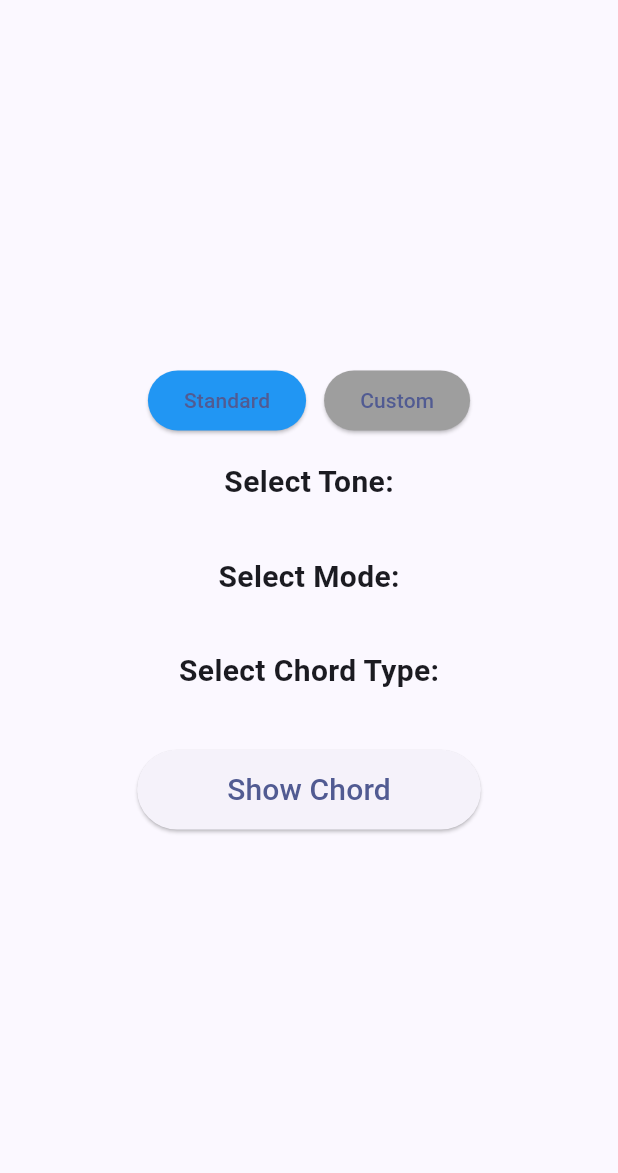
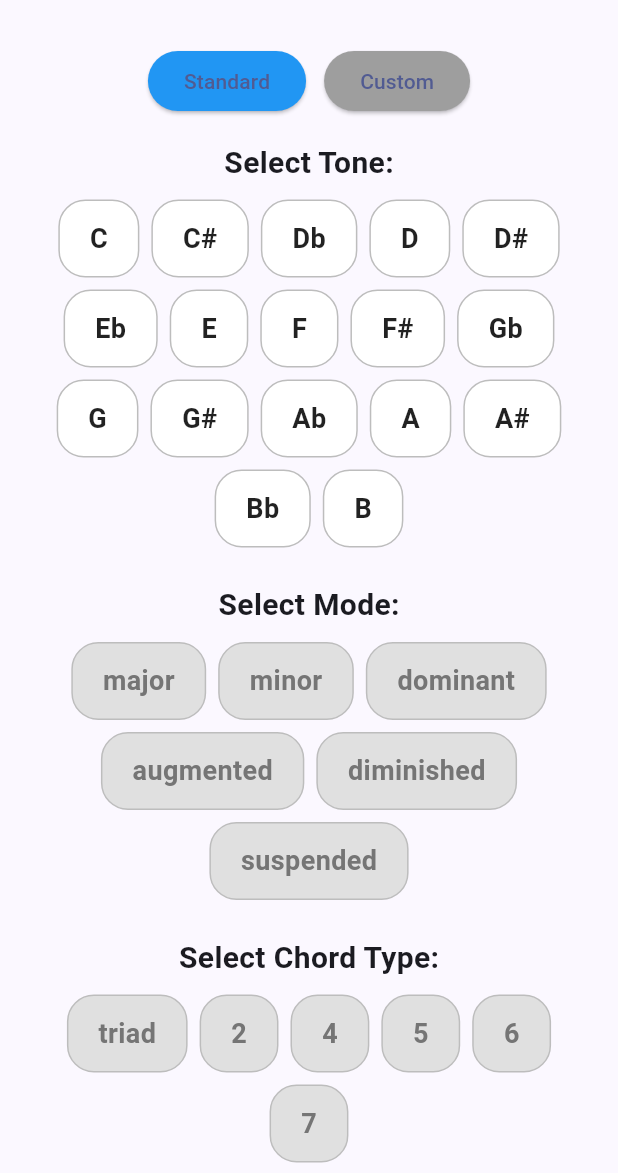
Before and after one commit to levanic-mihael/chordsmith, a Flutter app: the screen it shows after launch, after a tap on "Search", on a phone screen of 412 x 824 dp, the part 63-1236 px from its top. Run offline on Flutter 3.47's test engine with Material 3 defaults, Android fonts, the light colour scheme and no system bars; our stand-ins replace sqflite, sqflite_common_ffi; accounts and stored records are empty.

Commit message:
Database fix

```diff
--- a/lib/database/chord_database.dart
+++ b/lib/database/chord_database.dart
@@ -1,9 +1,11 @@
 import 'dart:async';
+
 import 'package:sqflite/sqflite.dart';
 import 'package:path/path.dart';
 
 class ChordDatabase {
   static final ChordDatabase instance = ChordDatabase._init();
+
   static Database? _database;
 
   ChordDatabase._init();
@@ -19,7 +21,7 @@
     final path = join(dbPath, filePath);
     return await openDatabase(
       path,
-      version: 2, // bump version!!
+      version: 3,
       onCreate: _createDB,
       onUpgrade: _upgradeDB,
     );
@@ -58,12 +60,10 @@
         FOREIGN KEY (type_id) REFERENCES ChordType(id)
       );
     ''');
-
-    // New tables:
     await db.execute('''
       CREATE TABLE AlternativeChord (
         id INTEGER PRIMARY KEY AUTOINCREMENT,
-        base_chord_id INTEGER NOT NULL, -- reference standard chord id
+        base_chord_id INTEGER NOT NULL,
         tabs_frets TEXT NOT NULL,
         FOREIGN KEY (base_chord_id) REFERENCES Chord(id)
       );
@@ -79,9 +79,7 @@
     await _insertInitialData(db);
   }
 
-  // For migrating old DB
-  FutureOr<void> _upgradeDB(Database db, int oldVersion, int newVersion) async {
-    // v2: add AlternativeChord, CustomChord
+  Future _upgradeDB(Database db, int oldVersion, int newVersion) async {
     if (oldVersion < 2) {
       await db.execute('''
         CREATE TABLE AlternativeChord (
@@ -102,54 +100,150 @@
   }
 
   Future _insertInitialData(Database db) async {
-    // All your logic for Tonalities, Modes, ChordTypes, Chords...
-    // [Code from your existing _insertInitialData here]
+    // Tonalities including sharps and flats
+    final List<String> tonalities = [
+      'C', 'C#', 'Db', 'D', 'D#', 'Eb',
+      'E', 'F', 'F#', 'Gb', 'G', 'G#',
+      'Ab', 'A', 'A#', 'Bb', 'B'
+    ];
+    for (int i = 0; i < tonalities.length; i++) {
+      await db.insert('Tonality', {'id': i + 1, 'name': tonalities[i]});
+    }
+
+    // Modes
+    final List<String> modes = [
+      'major', 'minor', 'dominant', 'augmented', 'diminished', 'suspended'
+    ];
+    for (int i = 0; i < modes.length; i++) {
+      await db.insert('Mode', {'id': i + 1, 'name': modes[i]});
+    }
+
+    // Chord Types
+    final List<String> chordTypes = [
+      'triad', '2', '4', '5', '6', '7'
+    ];
+    for (int i = 0; i < chordTypes.length; i++) {
+      await db.insert('ChordType', {'id': i + 1, 'name': chordTypes[i]});
+    }
+
+    final tonalityMap = {for (var t in tonalities) t: tonalities.indexOf(t) + 1};
+    final modeMap = {for (var m in modes) m: modes.indexOf(m) + 1};
+    final chordTypeMap = {for (var c in chordTypes) c: chordTypes.indexOf(c) + 1};
+
+    final List<Map<String, String>> chordsData = [
+      {'tone': 'C', 'mode': 'major', 'type': 'triad', 'tabs': 'X 3 2 0 1 0', 'name': 'C Major'},
+      {'tone': 'C', 'mode': 'minor', 'type': 'triad', 'tabs': 'X 3 5 5 4 3', 'name': 'C Minor'},
+      {'tone': 'C', 'mode': 'dominant', 'type': '7', 'tabs': 'X 3 2 3 1 0', 'name': 'C7'},
+      {'tone': 'C', 'mode': 'augmented', 'type': 'triad', 'tabs': 'X 3 2 1 1 0', 'name': 'C Augmented'},
+      {'tone': 'C', 'mode': 'diminished', 'type': 'triad', 'tabs': 'X 3 4 5 4 X', 'name': 'C Diminished'},
+      {'tone': 'C', 'mode': 'suspended', 'type': '4', 'tabs': 'X 3 3 0 1 1', 'name': 'C Suspended'},
+      {'tone': 'C', 'mode': 'major', 'type': '2', 'tabs': 'X 3 0 0 1 0', 'name': 'C2'},
+
+      {'tone': 'G', 'mode': 'major', 'type': 'triad', 'tabs': '3 2 0 0 0 3', 'name': 'G Major'},
+      {'tone': 'G', 'mode': 'minor', 'type': 'triad', 'tabs': '3 5 5 3 3 3', 'name': 'G Minor'},
+      {'tone': 'G', 'mode': 'dominant', 'type': '7', 'tabs': '3 2 0 0 0 1', 'name': 'G7'},
+      {'tone': 'G', 'mode': 'augmented', 'type': 'triad', 'tabs': '3 2 1 0 0 0', 'name': 'G Augmented'},
+      {'tone': 'G', 'mode': 'diminished', 'type': 'triad', 'tabs': '3 2 1 0 1 X', 'name': 'G Diminished'},
+      {'tone': 'G', 'mode': 'suspended', 'type': '4', 'tabs': '3 3 0 0 1 1', 'name': 'G Suspended'},
+      {'tone': 'G', 'mode': 'major', 'type': '5', 'tabs': '3 5 5 0 0 3', 'name': 'G5'},
+
+      {'tone': 'C#', 'mode': 'major', 'type': 'triad', 'tabs': 'X 4 3 1 2 1', 'name': 'C# Major'},
+      {'tone': 'C#', 'mode': 'minor', 'type': 'triad', 'tabs': 'X 4 6 6 5 4', 'name': 'C# Minor'},
+
+      {'tone': 'Db', 'mode': 'major', 'type': 'triad', 'tabs': 'X 4 3 1 2 1', 'name': 'Db Major'},
+      {'tone': 'Db', 'mode': 'minor', 'type': 'triad', 'tabs': 'X 4 6 6 5 4', 'name': 'Db Minor'},
+
+      {'tone': 'D', 'mode': 'major', 'type': 'triad', 'tabs': 'X X 0 2 3 2', 'name': 'D Major'},
+      {'tone': 'D', 'mode': 'minor', 'type': 'triad', 'tabs': 'X X 0 2 3 1', 'name': 'D Minor'},
+
+      {'tone': 'D#', 'mode': 'major', 'type': 'triad', 'tabs': 'X X 1 3 4 3', 'name': 'D# Major'},
+      {'tone': 'D#', 'mode': 'minor', 'type': 'triad', 'tabs': 'X X 1 3 4 2', 'name': 'D# Minor'},
+
+      {'tone': 'Eb', 'mode': 'major', 'type': 'triad', 'tabs': 'X X 1 3 4 3', 'name': 'Eb Major'},
+      {'tone': 'Eb', 'mode': 'minor', 'type': 'triad', 'tabs': 'X X 1 3 4 2', 'name': 'Eb Minor'},
+
+      {'tone': 'E', 'mode': 'major', 'type': 'triad', 'tabs': '0 2 2 1 0 0', 'name': 'E Major'},
+      {'tone': 'E', 'mode': 'minor', 'type': 'triad', 'tabs': '0 2 2 0 0 0', 'name': 'E Minor'},
+
+      {'tone': 'F', 'mode': 'major', 'type': 'triad', 'tabs': '1 3 3 2 1 1', 'name': 'F Major'},
+      {'tone': 'F', 'mode': 'minor', 'type': 'triad', 'tabs': '1 3 3 1 1 1', 'name': 'F Minor'},
+
+      {'tone': 'F#', 'mode': 'major', 'type': 'triad', 'tabs': '2 4 4 3 2 2', 'name': 'F# Major'},
+      {'tone': 'F#', 'mode': 'minor', 'type': 'triad', 'tabs': '2 4 4 2 2 2', 'name': 'F# Minor'},
+
+      {'tone': 'Gb', 'mode': 'major', 'type': 'triad', 'tabs': '2 4 4 3 2 2', 'name': 'Gb Major'},
+      {'tone': 'Gb', 'mode': 'minor', 'type': 'triad', 'tabs': '2 4 4 2 2 2', 'name': 'Gb Minor'},
+
+      {'tone': 'G#', 'mode': 'major', 'type': 'triad', 'tabs': '4 6 6 5 4 4', 'name': 'G# Major'},
+      {'tone': 'G#', 'mode': 'minor', 'type': 'triad', 'tabs': '4 6 6 4 4 4', 'name': 'G# Minor'},
+
+      {'tone': 'Ab', 'mode': 'major', 'type': 'triad', 'tabs': '4 6 6 5 4 4', 'name': 'Ab Major'},
+      {'tone': 'Ab', 'mode': 'minor', 'type': 'triad', 'tabs': '4 6 6 4 4 4', 'name': 'Ab Minor'},
+
+      {'tone': 'A', 'mode': 'major', 'type': 'triad', 'tabs': 'X 0 2 2 2 0', 'name': 'A Major'},
+      {'tone': 'A', 'mode': 'minor', 'type': 'triad', 'tabs': 'X 0 2 2 1 0', 'name': 'A Minor'},
+
+      {'tone': 'A#', 'mode': 'major', 'type': 'triad', 'tabs': 'X 1 3 3 3 1', 'name': 'A# Major'},
+      {'tone': 'A#', 'mode': 'minor', 'type': 'triad', 'tabs': 'X 1 3 3 2 1', 'name': 'A# Minor'},
+
+      {'tone': 'Bb', 'mode': 'major', 'type': 'triad', 'tabs': 'X 1 3 3 3 1', 'name': 'Bb Major'},
+      {'tone': 'Bb', 'mode': 'minor', 'type': 'triad', 'tabs': 'X 1 3 3 2 1', 'name': 'Bb Minor'},
+
+      {'tone': 'B', 'mode': 'major', 'type': 'triad', 'tabs': 'X 2 4 4 4 2', 'name': 'B Major'},
+      {'tone': 'B', 'mode': 'minor', 'type': 'triad', 'tabs': 'X 2 4 4 3 2', 'name': 'B Minor'},
+    ];
+
+    int chordId = 1;
+    for (final chord in chordsData) {
+      await db.insert('Chord', {
+        'id': chordId++,
+        'tonality_id': tonalityMap[chord['tone']!]!,
+        'mode_id': modeMap[chord['mode']!]!,
+        'type_id': chordTypeMap[chord['type']!]!,
+        'tabs_frets': chord['tabs']!,
+        'custom': 0,
+        'display_name': chord['name']!,
+      });
+    }
   }
 
-  // --- CHORD/ALT/CUSTOM PUBLIC API ---
-
-  // For search
-  Future<Map<String, dynamic>?> getStandardChord(int tonalityId, int modeId, int typeId) async {
-    final db = await instance.database;
-    final rows = await db.query(
-      'Chord',
-      where: 'tonality_id = ? AND mode_id = ? AND type_id = ?',
-      whereArgs: [tonalityId, modeId, typeId],
-    );
-    return rows.isNotEmpty ? rows.first : null;
+  Future<Map<String, Object?>?> getStandardChord(int tonalityId, int modeId, int typeId) async {
+    final db = await database;
+    final List<Map<String, Object?>> result = await db.query('Chord',
+        where: 'tonality_id = ? AND mode_id = ? AND type_id = ?',
+        whereArgs: [tonalityId, modeId, typeId],
+        limit: 1);
+    if (result.isNotEmpty) return result.first;
+    return null;
   }
 
-  // For alternative search: get alternatives for a standard chord (by id)
-  Future<List<Map<String, dynamic>>> getAlternativeChords(int baseChordId) async {
-    final db = await instance.database;
-    return await db.query(
-      'AlternativeChord',
-      where: 'base_chord_id = ?',
-      whereArgs: [baseChordId],
-    );
+  Future<List<Map<String, Object?>>> getAlternativeChords(int baseChordId) async {
+    final db = await database;
+    return await db.query('AlternativeChord',
+        where: 'base_chord_id = ?', whereArgs: [baseChordId]);
   }
 
-  // For custom search (list + retrieve by id)
-  Future<List<Map<String, dynamic>>> getAllCustomChords() async {
-    final db = await instance.database;
-    return await db.query('CustomChord');
+  Future<List<Map<String, Object?>>> getAllCustomChords() async {
+    final db = await database;
+    return await db.query('CustomChord', orderBy: 'name COLLATE NOCASE ASC');
   }
 
-  Future<Map<String, dynamic>?> getCustomChordById(int id) async {
-    final db = await instance.database;
-    final rows = await db.query('CustomChord', where: 'id=?', whereArgs: [id]);
-    return rows.isNotEmpty ? rows.first : null;
+  Future<Map<String, Object?>?> getCustomChordById(int id) async {
+    final db = await database;
+    final List<Map<String, Object?>> result =
+    await db.query('CustomChord', where: 'id = ?', whereArgs: [id], limit: 1);
+    if (result.isNotEmpty) return result.first;
+    return null;
   }
 
-  // --- CREATE ---
-
   Future<int> insertAlternativeChord(int baseChordId, String tabs) async {
-    final db = await instance.database;
-    return await db.insert('AlternativeChord', {'base_chord_id': baseChordId, 'tabs_frets': tabs});
+    final db = await database;
+    return await db.insert('AlternativeChord',
+        {'base_chord_id': baseChordId, 'tabs_frets': tabs});
   }
 
   Future<int> insertCustomChord(String name, String tabs) async {
-    final db = await instance.database;
+    final db = await database;
     return await db.insert('CustomChord', {'name': name, 'tabs_frets': tabs});
   }
 }
--- a/lib/screens/search_screen.dart
+++ b/lib/screens/search_screen.dart
@@ -1,55 +1,43 @@
 import 'package:flutter/material.dart';
+
 import '../database/chord_database.dart';
-import '../models/chord_models.dart'; // Tonality, Mode, ChordType
+import '../models/chord_models.dart';
 
-
-// Toggle between standard (built-in + alternatives) vs custom chords
 enum SearchMode { standard, custom }
 
 class SearchScreen extends StatefulWidget {
   const SearchScreen({super.key});
+
   @override
   State<SearchScreen> createState() => _SearchScreenState();
 }
 
 class _SearchScreenState extends State<SearchScreen> {
-  // Metadata
   List<Tonality> tonalities = [];
   List<Mode> modes = [];
   List<ChordType> chordTypes = [];
 
-  // Selection states
   int? selectedTonalityId;
   int? selectedModeId;
   int? selectedChordTypeId;
 
-  // Enabled (auto-filtered) for standard search
   Set<int> enabledModeIds = {};
   Set<int> enabledChordTypeIds = {};
 
-  // Search mode
   SearchMode searchMode = SearchMode.standard;
 
-  // Standard chord and alternatives
-  Map<String, dynamic>? standardChord; // row from Chord table
-  List<Map<String, dynamic>> alternatives = []; // rows from AlternativeChord
-  int selectedAlternativeIdx = 0; // 0 = standard, 1.. = Alt N
+  Map<String, Object?>? standardChord;
+  List<Map<String, Object?>> alternatives = [];
+  int selectedAlternativeIdx = 0;
 
-  // Custom chords list & selection
-  List<Map<String, dynamic>> customChords = [];
-  Map<String, dynamic>? selectedCustomChord;
+  List<Map<String, Object?>> customChords = [];
+  Map<String, Object?>? selectedCustomChord;
 
-  // Current display tabs (the one shown in the graphic)
-  String? displayTabs; // "EADGBE", e.g. "X 2 2 1 0 0"
-
-  // UI state
+  String? displayTabs;
   String feedbackMessage = '';
   bool loading = true;
 
-  // Visual constants
-  static const int fretCount = 7; // 0..6 columns
-  static const double firstColWidth = 25;
-  static const double otherColWidth = 50;
+  static const int fretCount = 7;
 
   @override
   void initState() {
@@ -58,21 +46,26 @@
   }
 
   Future<void> _loadMeta() async {
-    // Load metadata lists
     final db = await ChordDatabase.instance.database;
+
     final tonalRes = await db.query('Tonality');
     final modeRes = await db.query('Mode');
     final chordTypeRes = await db.query('ChordType');
 
     setState(() {
-      tonalities = tonalRes.map((e) => Tonality(id: e['id'] as int, name: e['name'] as String)).toList();
-      modes = modeRes.map((e) => Mode(id: e['id'] as int, name: e['name'] as String)).toList();
-      chordTypes = chordTypeRes.map((e) => ChordType(id: e['id'] as int, name: e['name'] as String)).toList();
+      tonalities = tonalRes
+          .map((e) => Tonality(id: e['id'] as int, name: e['name'] as String))
+          .toList();
+      modes = modeRes
+          .map((e) => Mode(id: e['id'] as int, name: e['name'] as String))
+          .toList();
+      chordTypes = chordTypeRes
+          .map((e) => ChordType(id: e['id'] as int, name: e['name'] as String))
+          .toList();
       loading = false;
     });
   }
 
-  // When tone changes, recompute what modes/types exist for Standard mode
   Future<void> _updateEnabledOptions() async {
     if (selectedTonalityId == null) {
       setState(() {
@@ -81,6 +74,7 @@
       });
       return;
     }
+
     final db = await ChordDatabase.instance.database;
 
     final rows = await db.rawQuery('''
@@ -93,6 +87,7 @@
 
     final modeSet = <int>{};
     final chordSet = <int>{};
+
     for (final row in rows) {
       final m = row['mode_id'];
       final c = row['chord_type_id'];
@@ -107,11 +102,12 @@
       if (selectedModeId != null && !enabledModeIds.contains(selectedModeId!)) {
         selectedModeId = null;
       }
-      if (selectedChordTypeId != null && !enabledChordTypeIds.contains(selectedChordTypeId!)) {
+
+      if (selectedChordTypeId != null &&
+          !enabledChordTypeIds.contains(selectedChordTypeId!)) {
         selectedChordTypeId = null;
       }
 
-      // Reset current display when options change
       standardChord = null;
       alternatives = [];
       selectedAlternativeIdx = 0;
@@ -120,32 +116,31 @@
     });
   }
 
-  // Load base standard chord + alternatives for current selection
   Future<void> _loadStandardChordAndAlternatives() async {
-    if (selectedTonalityId == null || selectedModeId == null || selectedChordTypeId == null) return;
+    if (selectedTonalityId == null ||
+        selectedModeId == null ||
+        selectedChordTypeId == null) {return;}
 
     final base = await ChordDatabase.instance.getStandardChord(
-      selectedTonalityId!, selectedModeId!, selectedChordTypeId!,
-    );
+        selectedTonalityId!, selectedModeId!, selectedChordTypeId!);
 
-    List<Map<String, dynamic>> alts = [];
+    List<Map<String, Object?>> alts = [];
     String? tabs;
 
     if (base != null) {
       alts = await ChordDatabase.instance.getAlternativeChords(base['id'] as int);
-      tabs = base['tabs_frets'] as String;
+      tabs = base['tabs_frets'] as String?;
     }
 
     setState(() {
       standardChord = base;
       alternatives = alts;
-      selectedAlternativeIdx = 0; // default to standard
+      selectedAlternativeIdx = 0;
       displayTabs = tabs;
       feedbackMessage = base == null ? 'No such chord found' : '';
     });
   }
 
-  // Switch display to selected alternative index (0 = standard)
   void _selectAlternative(int idx) {
     setState(() {
       selectedAlternativeIdx = idx;
@@ -153,14 +148,15 @@
         displayTabs = standardChord?['tabs_frets'] as String?;
       } else {
         final alt = alternatives[idx - 1];
-        displayTabs = alt['tabs_frets'] as String;
+        displayTabs = alt['tabs_frets'] as String?;
       }
     });
   }
 
-  // Standard "Show Chord" action: fetch base + alts, show base by default
   Future<void> _showStandardChord() async {
-    if (selectedTonalityId == null || selectedModeId == null || selectedChordTypeId == null) {
+    if (selectedTonalityId == null ||
+        selectedModeId == null ||
+        selectedChordTypeId == null) {
       setState(() {
         feedbackMessage = 'Please select tone, mode, and chord type.';
         displayTabs = null;
@@ -170,7 +166,6 @@
     await _loadStandardChordAndAlternatives();
   }
 
-  // Custom mode: load list, and allow picking one to display
   Future<void> _enterCustomMode() async {
     final list = await ChordDatabase.instance.getAllCustomChords();
     setState(() {
@@ -190,7 +185,6 @@
       displayTabs = null;
       feedbackMessage = '';
     });
-    // Keep current selections; re-evaluate enabled options if tone was selected
     await _updateEnabledOptions();
   }
 
@@ -233,8 +227,6 @@
     });
   }
 
-  // ---------- UI BUILDERS ----------
-
   Widget _buildSearchModeToggle() {
     return Row(
       mainAxisAlignment: MainAxisAlignment.center,
@@ -242,16 +234,15 @@
         ElevatedButton(
           onPressed: () => _enterStandardMode(),
           style: ElevatedButton.styleFrom(
-            backgroundColor: searchMode == SearchMode.standard ? Colors.blue : Colors.grey,
-          ),
+              backgroundColor:
+              searchMode == SearchMode.standard ? Colors.blue : Colors.grey),
           child: const Text('Standard'),
         ),
         const SizedBox(width: 12),
         ElevatedButton(
           onPressed: () => _enterCustomMode(),
           style: ElevatedButton.styleFrom(
-            backgroundColor: searchMode == SearchMode.custom ? Colors.blue : Colors.grey,
-          ),
+              backgroundColor: searchMode == SearchMode.custom ? Colors.blue : Colors.grey),
           child: const Text('Custom'),
         ),
       ],
@@ -279,7 +270,9 @@
           child: Container(
             padding: const EdgeInsets.symmetric(horizontal: 20, vertical: 12),
             decoration: BoxDecoration(
-              color: enabled ? (selected ? Colors.blue.shade700 : Colors.white) : Colors.grey.shade300,
+              color: enabled
+                  ? (selected ? Colors.blue.shade700 : Colors.white)
+                  : Colors.grey.shade300,
               borderRadius: BorderRadius.circular(18),
               border: Border.all(
                 color: enabled
@@ -323,7 +316,7 @@
           getLabel: (m) => m.name,
           getId: (m) => m.id,
           onTap: _selectMode,
-          isEnabled: searchMode == SearchMode.standard ? (id) => enabledModeIds.contains(id) : null,
+          isEnabled: (id) => enabledModeIds.contains(id),
         ),
         const SizedBox(height: 24),
         const Text('Select Chord Type:', style: TextStyle(fontWeight: FontWeight.bold, fontSize: 20)),
@@ -334,7 +327,7 @@
           getLabel: (c) => c.name,
           getId: (c) => c.id,
           onTap: _selectChordType,
-          isEnabled: searchMode == SearchMode.standard ? (id) => enabledChordTypeIds.contains(id) : null,
+          isEnabled: (id) => enabledChordTypeIds.contains(id),
         ),
         const SizedBox(height: 28),
         ElevatedButton(
@@ -387,6 +380,7 @@
 
   Widget _buildCustomList() {
     if (searchMode != SearchMode.custom) return const SizedBox.shrink();
+
     return Column(
       crossAxisAlignment: CrossAxisAlignment.center,
       children: [
@@ -414,29 +408,23 @@
     );
   }
 
-  // 6 (rows x strings) x 7 (cols x frets) display
   Widget _buildGuitarNeck() {
     if (displayTabs == null) return const SizedBox.shrink();
 
-    // Convert to highE..lowE for UI top..bottom
-    final parts = displayTabs!.split(' '); // lowE..highE coming from DB standard format
+    final parts = displayTabs!.split(' '); // lowE..highE
     if (parts.length != 6) return const SizedBox.shrink();
 
-    // Invert to high E (top) -> low E (bottom)
-    final byStringTopToBottom = List<String>.generate(6, (i) => parts[5 - i]);
-
+    final byStringTopToBottom = List.generate(6, (i) => parts[5 - i]);
     final circleColor = Colors.blue.shade700;
     final textStyle = const TextStyle(color: Colors.white, fontWeight: FontWeight.bold, fontSize: 14);
-
     final stringNames = ['E', 'A', 'D', 'G', 'B', 'E'];
     const double firstColWidth = 25;
     const double otherColWidth = 50;
 
     return Padding(
-      padding: const EdgeInsets.symmetric(horizontal: 24), // Match surrounding frame margin
+      padding: const EdgeInsets.symmetric(horizontal: 24),
       child: Center(
         child: AspectRatio(
-          // 7 columns wide vs 6 rows tall; adjust vertical ratio for less height
           aspectRatio: 7 / (6 * 0.35),
           child: Container(
             padding: const EdgeInsets.all(8),
@@ -447,37 +435,30 @@
             child: Row(
               crossAxisAlignment: CrossAxisAlignment.start,
               children: [
-                // Left side: string names vertically aligned
                 Column(
                   mainAxisSize: MainAxisSize.min,
                   children: List.generate(6, (row) {
                     return Container(
-                      height: 28, // reduce height for compactness
+                      height: 28,
                       alignment: Alignment.centerLeft,
                       padding: const EdgeInsets.only(right: 8),
-                      child: Text(
-                        stringNames[row],
-                        style: const TextStyle(fontSize: 16, fontWeight: FontWeight.w600),
-                      ),
+                      child: Text(stringNames[row], style: const TextStyle(fontSize: 16, fontWeight: FontWeight.w600)),
                     );
                   }),
                 ),
-
-                // Fretboard grid expanding horizontally
                 Expanded(
                   child: Column(
                     mainAxisAlignment: MainAxisAlignment.center,
                     children: List.generate(6, (row) {
                       final fretVal = byStringTopToBottom[row];
                       return SizedBox(
-                        height: 28, // reduced height per row
+                        height: 28,
                         child: Row(
                           mainAxisAlignment: MainAxisAlignment.center,
                           children: List.generate(fretCount, (col) {
                             bool isCircle = false;
                             String? circleText;
                             bool isMuted = false;
-
                             if (col == 0) {
                               if (fretVal == 'X') {
                                 isCircle = true;
@@ -494,7 +475,6 @@
                                 circleText = '$col';
                               }
                             }
-
                             return Container(
                               width: col == 0 ? firstColWidth : otherColWidth,
                               height: double.infinity,
@@ -546,7 +526,6 @@
     if (loading) {
       return const Scaffold(body: Center(child: CircularProgressIndicator()));
     }
-
     return Scaffold(
       appBar: AppBar(title: const Text('Chordsmith Search'), centerTitle: true),
       body: Center(
@@ -558,22 +537,15 @@
             children: [
               _buildSearchModeToggle(),
               const SizedBox(height: 16),
-
-              // Standard selection or Custom list
               if (searchMode == SearchMode.standard) _buildStandardSelectors(),
               if (searchMode == SearchMode.custom) _buildCustomList(),
-
-              // Feedback
               if (feedbackMessage.isNotEmpty) ...[
                 const SizedBox(height: 18),
                 Text(feedbackMessage, style: const TextStyle(color: Colors.red, fontSize: 16)),
               ],
-
-              // Chord display
               if (displayTabs != null) ...[
                 const SizedBox(height: 18),
                 SizedBox(width: MediaQuery.of(context).size.width * 0.9, child: _buildGuitarNeck()),
-                // Alternatives toggle only for Standard mode
                 _buildAlternativeTabsToggle(),
               ],
             ],
```
Also changed, not shown: lib/screens/create_chord_screen.dart (+76 -65 lines).
